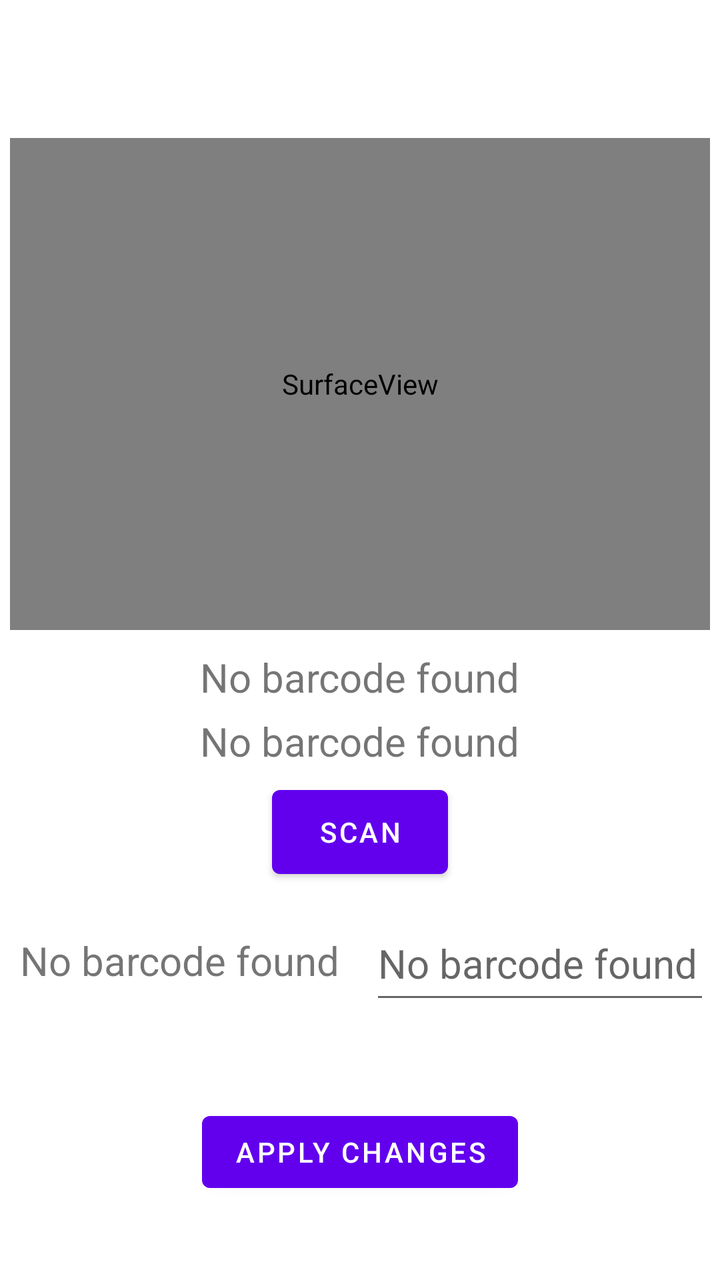
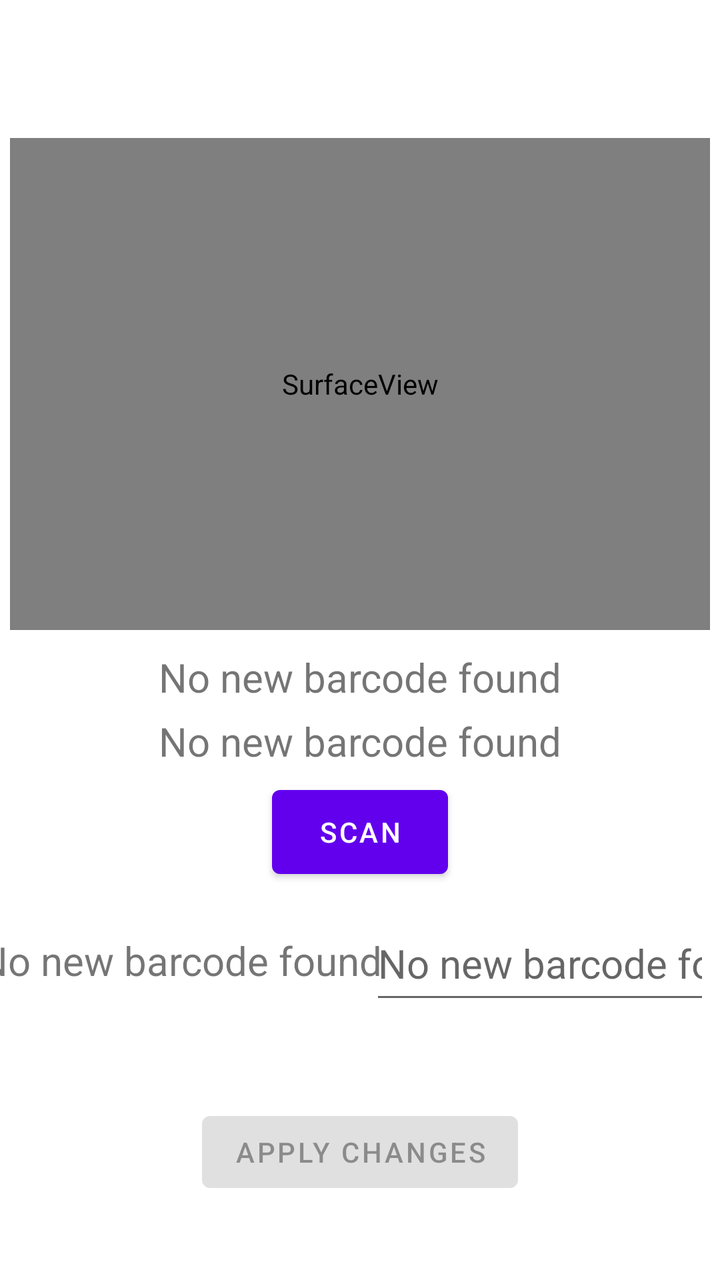

Screens rendered from an Android XML layout before and after an edit, with the pre-edit source and the edit as a unified diff.
<!-- AndroidManifest.xml: application theme Theme.MyApplication -->
<!-- res/layout/activity_barcode_inventory.xml -->
<?xml version="1.0" encoding="utf-8"?>
<androidx.constraintlayout.widget.ConstraintLayout xmlns:android="http://schemas.android.com/apk/res/android"
    xmlns:app="http://schemas.android.com/apk/res-auto"
    xmlns:tools="http://schemas.android.com/tools"
    android:layout_width="match_parent"
    android:layout_height="match_parent"
    tools:context=".BarcodeInventory">


    <SurfaceView
        android:id="@+id/surfaceView"
        android:layout_width="0dp"
        android:layout_height="0dp"
        android:layout_marginLeft="5dp"
        android:layout_marginRight="5dp"
        android:layout_marginBottom="5dp"
        android:layout_marginTop="5dp"
        app:layout_constraintLeft_toLeftOf="parent"
        app:layout_constraintRight_toRightOf="parent"
        app:layout_constraintTop_toTopOf="@id/hor_guideline_1"
        app:layout_constraintBottom_toTopOf="@id/hor_guideline_2"/>

    <androidx.constraintlayout.widget.Guideline
        android:id="@+id/hor_guideline_1"
        android:layout_width="wrap_content"
        android:layout_height="wrap_content"
        android:orientation="horizontal"
        app:layout_constraintGuide_percent="0.1" />

    <androidx.constraintlayout.widget.Guideline
        android:id="@+id/hor_guideline_2"
        android:layout_width="wrap_content"
        android:layout_height="wrap_content"
        android:orientation="horizontal"
        app:layout_constraintGuide_percent="0.5" />

    <androidx.constraintlayout.widget.Guideline
        android:id="@+id/hor_guideline_3"
        android:layout_width="wrap_content"
        android:layout_height="wrap_content"
        android:orientation="horizontal"
        app:layout_constraintGuide_percent="0.55" />

    <androidx.constraintlayout.widget.Guideline
        android:id="@+id/hor_guideline_4"
        android:layout_width="wrap_content"
        android:layout_height="wrap_content"
        android:orientation="horizontal"
        app:layout_constraintGuide_percent="0.6" />

    <androidx.constraintlayout.widget.Guideline
        android:id="@+id/hor_guideline_5"
        android:layout_width="wrap_content"
        android:layout_height="wrap_content"
        android:orientation="horizontal"
        app:layout_constraintGuide_percent="0.7" />

    <androidx.constraintlayout.widget.Guideline
        android:id="@+id/hor_guideline_6"
        android:layout_width="wrap_content"
        android:layout_height="wrap_content"
        android:orientation="horizontal"
        app:layout_constraintGuide_percent="0.8" />

    <androidx.constraintlayout.widget.Guideline
        android:id="@+id/ver_guideline_1"
        android:layout_width="wrap_content"
        android:layout_height="wrap_content"
        android:orientation="vertical"
        app:layout_constraintGuide_percent="0.5" />

    <TextView
        android:id="@+id/id_text"
        android:layout_width="wrap_content"
        android:layout_height="0dp"
        android:text="@string/no_barcode"
        android:textSize="20sp"
        android:layout_marginLeft="5dp"
        android:layout_marginRight="5dp"
        android:layout_marginBottom="5dp"
        android:layout_marginTop="5dp"
        app:layout_constraintLeft_toLeftOf="parent"
        app:layout_constraintRight_toRightOf="parent"
        app:layout_constraintTop_toTopOf="@id/hor_guideline_2"
        app:layout_constraintBottom_toTopOf="@id/hor_guideline_3"/>

    <TextView
        android:id="@+id/name_text"
        android:layout_width="wrap_content"
        android:layout_height="0dp"
        android:text="@string/no_barcode"
        android:textSize="20sp"
        android:layout_marginLeft="5dp"
        android:layout_marginRight="5dp"
        android:layout_marginBottom="5dp"
        android:layout_marginTop="5dp"
        app:layout_constraintLeft_toLeftOf="parent"
        app:layout_constraintRight_toRightOf="parent"
        app:layout_constraintTop_toTopOf="@id/hor_guideline_3"
        app:layout_constraintBottom_toTopOf="@id/hor_guideline_4"/>

    <Button
        android:id="@+id/button2"
        android:layout_width="wrap_content"
        android:layout_height="0dp"
        android:text="@string/scan"
        android:layout_marginBottom="5dp"
        android:layout_marginTop="5dp"
        app:layout_constraintLeft_toLeftOf="parent"
        app:layout_constraintRight_toRightOf="parent"
        app:layout_constraintTop_toTopOf="@id/hor_guideline_4"
        app:layout_constraintBottom_toTopOf="@id/hor_guideline_5" />

    <TextView
        android:id="@+id/number_in_database"
        android:layout_width="wrap_content"
        android:layout_height="wrap_content"
        android:text="@string/no_barcode"
        android:textSize="20sp"
        android:layout_marginLeft="5dp"
        android:layout_marginRight="5dp"
        android:layout_marginBottom="5dp"
        android:layout_marginTop="5dp"
        app:layout_constraintLeft_toLeftOf="parent"
        app:layout_constraintRight_toRightOf="@id/ver_guideline_1"
        app:layout_constraintTop_toTopOf="@id/hor_guideline_5"
        app:layout_constraintBottom_toBottomOf="@id/hor_guideline_6"/>

    <EditText
        android:id="@+id/number_real"
        android:layout_width="0dp"
        android:layout_height="0dp"
        android:hint="@string/no_barcode"
        android:textSize="20sp"
        android:inputType="numberDecimal"
        android:layout_marginLeft="5dp"
        android:layout_marginRight="5dp"
        android:layout_marginBottom="5dp"
        android:layout_marginTop="5dp"
        app:layout_constraintLeft_toLeftOf="@id/ver_guideline_1"
        app:layout_constraintRight_toRightOf="parent"
        app:layout_constraintTop_toTopOf="@id/hor_guideline_5"
        app:layout_constraintBottom_toBottomOf="@id/hor_guideline_6"
        android:autofillHints="@string/no_barcode"
        tools:ignore="VisualLintTextFieldSize" />

    <Button
        android:id="@+id/apply_button"
        android:layout_width="wrap_content"
        android:layout_height="wrap_content"
        android:text="@string/apply_changes"
        android:layout_marginBottom="5dp"
        android:layout_marginTop="5dp"
        app:layout_constraintLeft_toLeftOf="parent"
        app:layout_constraintRight_toRightOf="parent"
        app:layout_constraintTop_toTopOf="@id/hor_guideline_6"
        app:layout_constraintBottom_toBottomOf="parent" />
</androidx.constraintlayout.widget.ConstraintLayout>
<!-- resources referenced by this layout -->
<resources>
  <string name="apply_changes">Apply changes</string>
  <string name="no_barcode">No barcode found</string>
  <string name="scan">Scan</string>
  <style name="Theme.MyApplication" parent="Theme.MaterialComponents.DayNight.NoActionBar">
          
          <item name="colorPrimary">@color/purple_500</item>
          <item name="colorPrimaryVariant">@color/purple_700</item>
          <item name="colorOnPrimary">@color/white</item>
          
          <item name="colorSecondary">@color/teal_200</item>
          <item name="colorSecondaryVariant">@color/teal_700</item>
          <item name="colorOnSecondary">@color/black</item>
          
          <item name="android:statusBarColor">?attr/colorPrimaryVariant</item>
          
      </style>
  <color name="purple_500">#FF6200EE</color>
  <color name="purple_700">#FF3700B3</color>
  <color name="white">#FFFFFFFF</color>
  <color name="teal_200">#FF03DAC5</color>
  <color name="teal_700">#FF018786</color>
  <color name="black">#FF000000</color>
</resources>

<!-- the commit's change to res/layout/activity_barcode_inventory.xml (unified diff, before → after) -->
@@ -70,7 +70,7 @@
         app:layout_constraintGuide_percent="0.5" />
 
     <TextView
-        android:id="@+id/id_text"
+        android:id="@+id/barcode"
         android:layout_width="wrap_content"
         android:layout_height="0dp"
         android:text="@string/no_barcode"
@@ -100,7 +100,7 @@
         app:layout_constraintBottom_toTopOf="@id/hor_guideline_4"/>
 
     <Button
-        android:id="@+id/button2"
+        android:id="@+id/scan_button"
         android:layout_width="wrap_content"
         android:layout_height="0dp"
         android:text="@string/scan"
@@ -132,7 +132,7 @@
         android:layout_height="0dp"
         android:hint="@string/no_barcode"
         android:textSize="20sp"
-        android:inputType="numberDecimal"
+        android:inputType="number"
         android:layout_marginLeft="5dp"
         android:layout_marginRight="5dp"
         android:layout_marginBottom="5dp"
@@ -151,6 +151,7 @@
         android:text="@string/apply_changes"
         android:layout_marginBottom="5dp"
         android:layout_marginTop="5dp"
+        android:enabled="false"
         app:layout_constraintLeft_toLeftOf="parent"
         app:layout_constraintRight_toRightOf="parent"
         app:layout_constraintTop_toTopOf="@id/hor_guideline_6"
<!-- resource entries referenced after the edit -->
@@ -1,7 +1,7 @@
 <!-- resources referenced by this layout -->
 <resources>
   <string name="apply_changes">Apply changes</string>
-  <string name="no_barcode">No barcode found</string>
+  <string name="no_barcode">No new barcode found</string>
   <string name="scan">Scan</string>
   <style name="Theme.MyApplication" parent="Theme.MaterialComponents.DayNight.NoActionBar">
           
